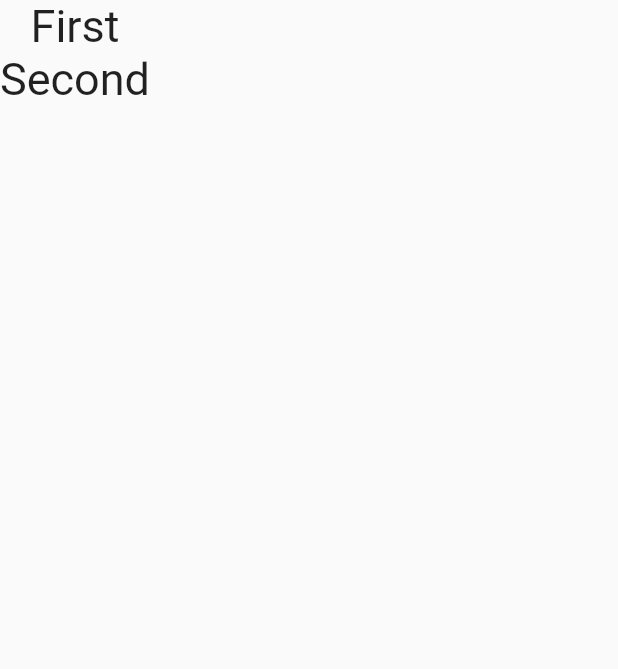
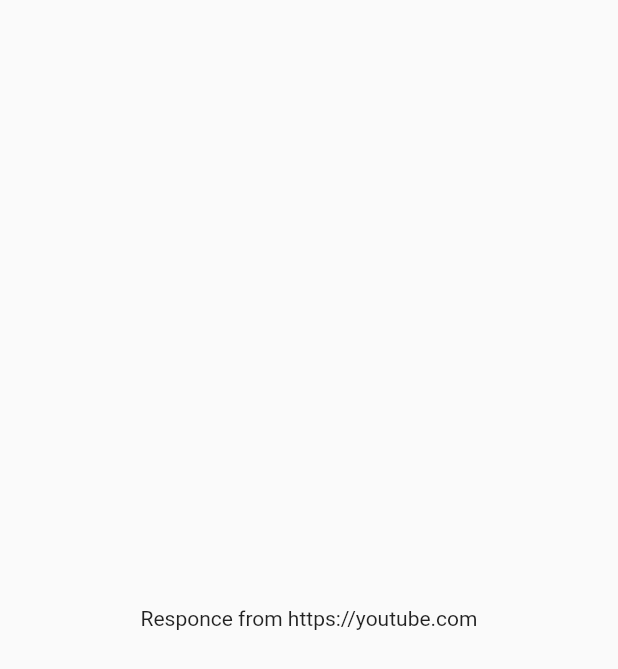
Before and after one commit to aospiridonov/flutter_riverpod_tutorial, a Flutter app: the screen it shows after launch, on a phone screen of 412 x 824 dp. Shown: the top 669 px of the screen. Run offline on Flutter 3.47's test engine with Material 2 defaults, Android fonts, the phone set to English and light mode, and no system bars; our stand-ins replace flutter_riverpod.

Commit message:
add FutureProvider

```diff
--- a/lib/main.dart
+++ b/lib/main.dart
@@ -2,35 +2,48 @@ import 'package:flutter/material.dart';
 import 'package:flutter_riverpod/flutter_riverpod.dart';
 
 void main() => runApp(
-      const ProviderScope(
+      ProviderScope(
         child: MyApp(),
       ),
     );
 
-final firstStringProvider = Provider((ref) => 'First');
-final secondStringProvider = Provider((ref) => 'Second');
+class FakeHttpClient {
+  Future<String> get(String url) async {
+    await Future.delayed(const Duration(seconds: 1));
+    return 'Responce from $url';
+  }
+}
+
+final fakeHttpClientProvider = Provider((ref) => FakeHttpClient());
+final responceProvider =
+    FutureProvider.family<String, String>((ref, url) async {
+  final httpClient = ref.read(fakeHttpClientProvider);
+  return httpClient.get(url);
+});
 
 class MyApp extends ConsumerWidget {
-  const MyApp({Key? key}) : super(key: key);
-
   @override
   Widget build(BuildContext context, WidgetRef ref) {
-    final first = ref.watch(firstStringProvider);
-    final second = ref.watch(secondStringProvider);
     return MaterialApp(
       title: 'Riverpod Tutorial',
       home: Scaffold(
-        body: Column(
-          children: [
-            Text(
-              first,
-              style: TextStyle(fontSize: 30),
-            ),
-            Text(
-              second,
-              style: TextStyle(fontSize: 30),
-            ),
-          ],
+        body: Center(
+          child: Consumer(
+            builder: (context, ref, child) {
+              final responseAsyncValue =
+                  ref.watch(responceProvider('https://youtube.com'));
+              return responseAsyncValue.map(
+                data: (_) => Text(_.value),
+                error: (_) => Text(
+                  _.error.toString(),
+                  style: TextStyle(
+                    color: Colors.red,
+                  ),
+                ),
+                loading: (_) => CircularProgressIndicator(),
+              );
+            },
+          ),
         ),
       ),
     );
```
